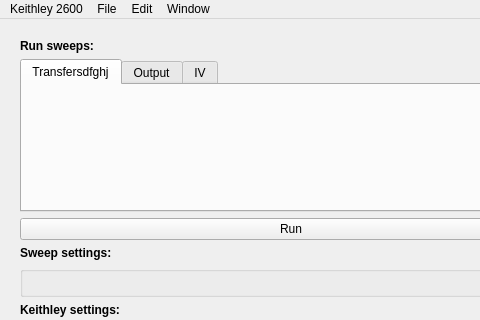
First picture: the form in main.ui, repository Jessica4488/Projet_Fel, before the edit; both pictures show x 0 to 480 and y 0 to 320 of the 1135 by 658 pixel window.
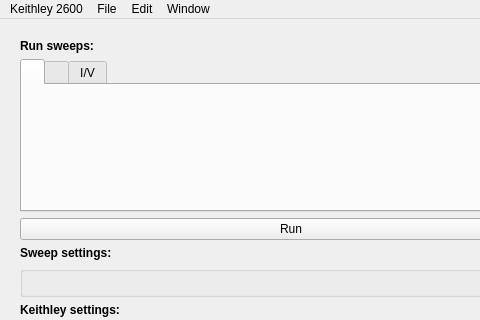
Second picture: the form after the edit.

```diff
--- a/main.ui
+++ b/main.ui
@@ -49,9 +49,6 @@
          <number>0</number>
         </property>
         <widget class="QWidget" name="tab1">
-         <attribute name="title">
-          <string>Transfersdfghj</string>
-         </attribute>
          <layout class="QVBoxLayout" name="_2">
           <property name="topMargin">
            <number>0</number>
@@ -62,9 +59,6 @@
          </layout>
         </widget>
         <widget class="QWidget" name="tab2">
-         <attribute name="title">
-          <string>Output</string>
-         </attribute>
          <layout class="QGridLayout" name="_3">
           <property name="topMargin">
            <number>0</number>
@@ -75,8 +69,8 @@
          </layout>
         </widget>
         <widget class="QWidget" name="tab3">
-         <attribute name="title">
-          <string>IV</string>
+        <attribute name="title">
+          <string>I/V</string>
          </attribute>
          <layout class="QGridLayout" name="gridLayout_7">
           <property name="topMargin">
```
Left out of the diff: 6 changed lines with no effect on the pictures.
